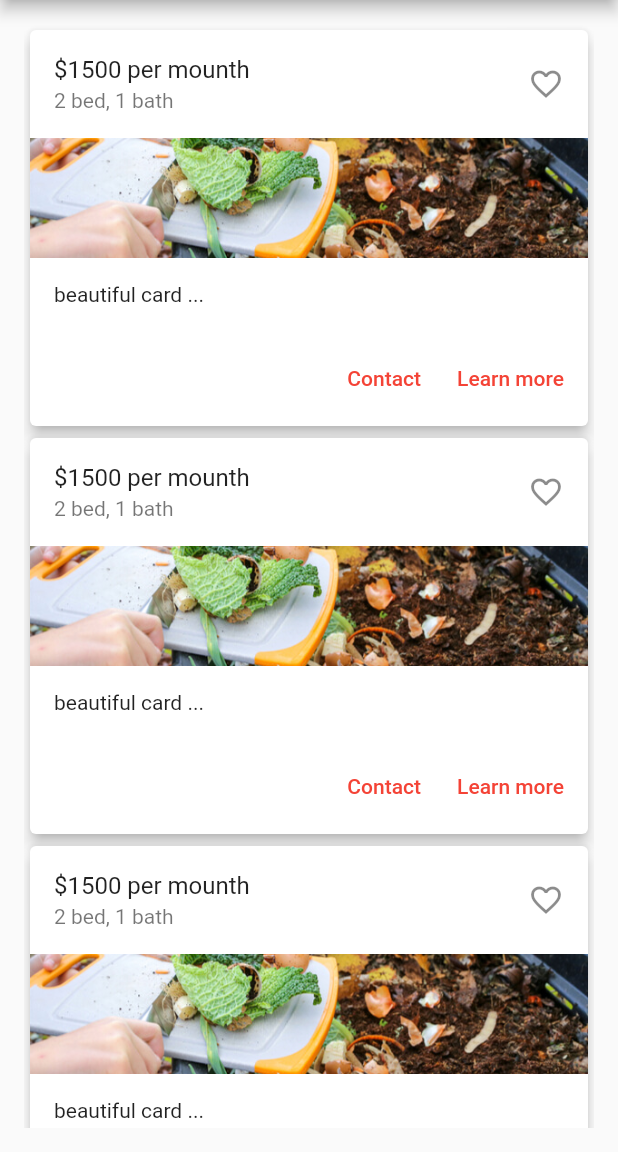
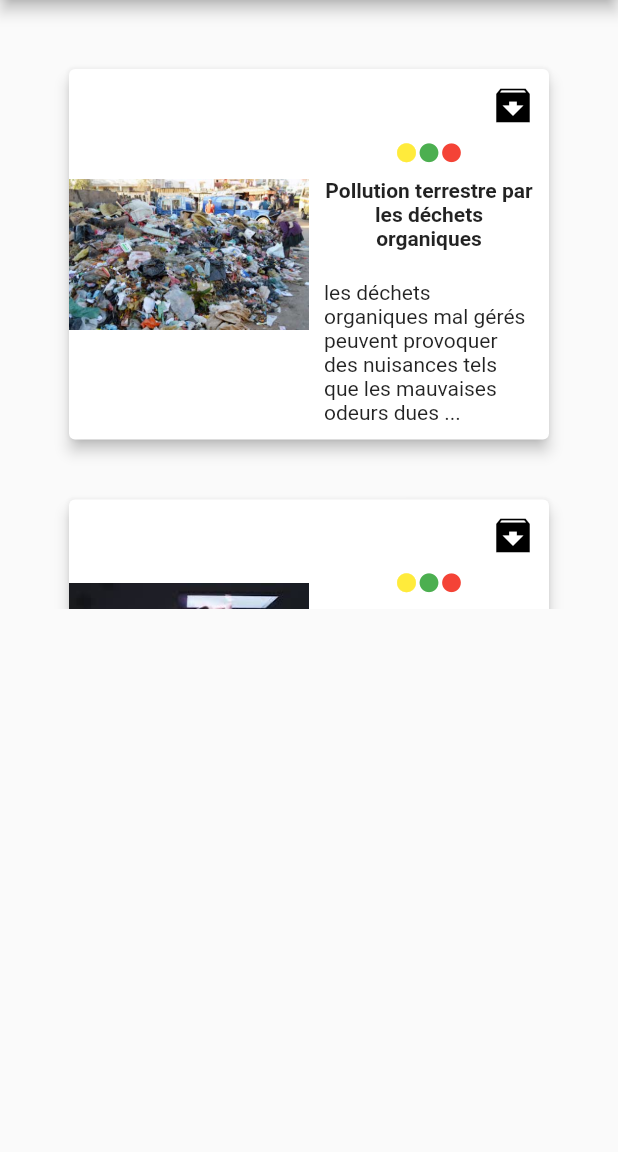
Before and after one commit to Bloom-Rvls/Fantaro-Solution-challenge, a Flutter app: the screen it shows after launch, on a phone screen of 412 x 824 dp, the part 84-1236 px from its top. Run offline on Flutter 3.47's test engine with Material 2 defaults, Android fonts, the light colour scheme and no system bars.

Commit message:
Liste des articles version beta

```diff
--- /dev/null
+++ b/lib/api/mock_fantaro_service.dart
@@ -0,0 +1,30 @@
+import 'dart:convert';
+
+import 'package:flutter/services.dart';
+
+import '../models/articles.dart';
+
+class MockFantaroService {
+  Future<List<Article>> getArticles() async {
+    await Future.delayed(const Duration(milliseconds: 1000));
+
+    final dataString =
+        await _loadAsset("assets/data/articles.json");
+
+    final Map<String, dynamic> json = jsonDecode(dataString);
+
+    if (json['articles'] != null) {
+      final articles = <Article>[];
+      json['articles'].forEach((v) {
+        articles.add(Article.fromJson(v));
+      });
+      return articles;
+    } else {
+      return [];
+    }
+  }
+
+  Future<String> _loadAsset(String path) async {
+    return rootBundle.loadString(path);
+  }
+}
--- /dev/null
+++ b/lib/components/article_card.dart
@@ -0,0 +1,74 @@
+import 'package:flutter/material.dart';
+
+import '../models/articles.dart';
+
+class ArticleCard extends StatelessWidget {
+  final Article article;
+
+  const ArticleCard({
+    super.key,
+    required this.article,
+  });
+
+  @override
+  Widget build(BuildContext context) {
+    return Card(
+      elevation: 4.0,
+      margin: const EdgeInsets.all(20.0),
+      shadowColor: Colors.black,
+      child: Row(
+        mainAxisAlignment: MainAxisAlignment.spaceEvenly,
+        children: [
+          Expanded(
+            child: Image.asset(article.imageUrl),
+          ),
+
+          Expanded(
+            child: Column(
+              children: [
+              Row(
+                mainAxisAlignment: MainAxisAlignment.end,
+                children: const [
+                  IconButton(
+                    icon: Icon(
+                      Icons.archive_sharp,
+                      size: 30,
+                      color: Colors.black,
+                    ),
+                    onPressed: null,
+
+                  ),
+                ],
+              ),
+              Row(
+                mainAxisSize: MainAxisSize.min,
+                children: const [
+                  Icon(Icons.circle_rounded, color: Colors.yellow,size: 15,),
+                  Icon(Icons.circle_rounded, color: Colors.green, size: 15,),
+                  Icon(Icons.circle_rounded, color: Colors.red,size: 15,),
+                ],
+              ),
+              Container(
+                padding: const EdgeInsets.all(10.0),
+                alignment: Alignment.center,
+                child: Text(
+                  article.title,
+                  style: const TextStyle(fontWeight: FontWeight.bold),
+                  textAlign: TextAlign.center,
+                ),
+              ),
+              Container(
+                padding: const EdgeInsets.all(10.0),
+                alignment: Alignment.centerLeft,
+                child: Text(Article.slice(article.details)),
+              ),
+
+            ],
+            ),
+
+          ),
+        ],
+      ),
+    );
+  }
+}
--- /dev/null
+++ b/lib/components/article_list_view.dart
@@ -0,0 +1,52 @@
+import 'package:fantaro_gsc2023/components/article_card.dart';
+import 'package:fantaro_gsc2023/models/articles.dart';
+import 'package:flutter/material.dart';
+
+class ArticlesListView extends StatelessWidget {
+  final List<Article> articles;
+
+  const ArticlesListView({
+    super.key,
+    required this.articles,
+  });
+
+  @override
+  Widget build(BuildContext context) {
+    return Padding(
+      padding: const EdgeInsets.only(
+        left: 16,
+        right: 16,
+        top: 16,
+      ),
+      child: Column(
+        crossAxisAlignment: CrossAxisAlignment.start,
+        children: [
+          // ignore: prefer_const_constructors
+
+          Container(
+            padding: const EdgeInsets.all(10.0),
+            height:400,
+            color: Colors.transparent,
+            child: ListView.separated(
+              scrollDirection: Axis.vertical,
+              itemCount: articles.length,
+              itemBuilder: (context, index) {
+                final article = articles[index];
+                return buildCard(article);
+              },
+              separatorBuilder: (context, index) {
+                return const SizedBox(
+                  width: 16,
+                );
+              }
+            ),
+          ),
+        ],
+      ),
+    );
+  }
+}
+
+Widget buildCard(Article article) {
+  return ArticleCard(article: article);
+}
--- a/lib/main.dart
+++ b/lib/main.dart
@@ -1,4 +1,5 @@
 import 'package:flutter/material.dart';
+import 'screens/articles_screen.dart';
 
 void main() {
   runApp(const MyApp());
@@ -23,14 +24,24 @@ class MyApp extends StatelessWidget {
 
 class MyHomePage extends StatefulWidget {
   const MyHomePage({super.key, required this.title});
-
   final String title;
-
   @override
   State<MyHomePage> createState() => _MyHomePageState();
 }
 
 class _MyHomePageState extends State<MyHomePage> {
+  int selectedIndex = 0;
+
+  static List<Widget> pages = <Widget>[
+    ArticlesScreen(),
+  ];
+
+  void onItemPushed(int index) {
+    setState(() {
+      selectedIndex = index;
+    });
+  }
+
   @override
   Widget build(BuildContext context) {
     return Scaffold(
@@ -51,126 +62,9 @@ class _MyHomePageState extends State<MyHomePage> {
           onPressed: null,
         ),
       ),
-      body: Container(
-        padding: EdgeInsets.all(16.0),
-        child: SingleChildScrollView(
-          scrollDirection: Axis.vertical,
-          child: Column(
-            children: [
-              buildCard(),
-              buildCard(),
-              buildCard(),
-              buildCard(),
-              buildCard(),
-              buildCard(),
-            ],
-          ),
-        ),
-      ),
-
-      /*body: Center(
-        child: Card(
-          elevation: 20,
-          shadowColor: Colors.black,
-          color: Colors.white,
-          child: SizedBox(
-            width: 300,
-            height: 500,
-            child: Padding(
-              padding: const EdgeInsets.all(20.0),
-              child: Column(
-                children: [
-                  CircleAvatar(
-                    backgroundColor: Colors.purple,
-                    radius: 108,
-                    child: const CircleAvatar(
-                      backgroundColor: Colors.amber,
-                      radius: 100,
-                    ),
-                  ),
-                  const SizedBox(
-                    height: 10,
-                  ),
-                  Text(
-                    'Fantaro project',
-                    style: TextStyle(
-                      fontSize: 30,
-                      color: Colors.blue,
-                      fontWeight: FontWeight.w500,
-                    ),
-                  ),
-                  const SizedBox(
-                    height: 10,
-                  ),
-                  SizedBox(
-                    width: 100,
-                    child: ElevatedButton(
-                      onPressed: () => 'Null',
-                      style: ButtonStyle(
-                        backgroundColor: MaterialStateProperty.all(Colors.blue),
-                      ),
-                      child: Padding(
-                        padding: const EdgeInsets.all(4),
-                        child: Row(
-                          children: const[
-                            Icon(Icons.touch_app),
-                            Text('Visit')
-                          ],
-                        ),
-                        ),
-                    ),
-                  ),
-                ],
-              ),
-            ),
-          ),
-        ),
-
-      ),*/
+      body: pages[selectedIndex],
     );
   }
 
-  Card buildCard() {
-    var heading = '\$1500 per mounth';
-    var subheading = '2 bed, 1 bath';
-    var cardImage = const AssetImage('images/compostage.jpg');
-    var supportingText = 'beautiful card ...';
 
-    return Card(
-      elevation: 4.0,
-      child: Column(
-        children: [
-          ListTile(
-            title: Text(heading),
-            subtitle: Text(subheading),
-            trailing: Icon(Icons.favorite_outline),
-          ),
-          Container(
-            height: 80.0,
-            child: Ink.image(
-              image: cardImage,
-              fit:  BoxFit.cover,
-            ),
-          ),
-          Container(
-            padding: EdgeInsets.all(16.0),
-            alignment: Alignment.centerLeft,
-            child: Text(supportingText),
-          ),
-          ButtonBar(
-            children: [
-              TextButton(
-                onPressed: () {/* */},
-                child: const Text('Contact')
-              ),
-              TextButton(
-                onPressed: () {/* */},
-                child: const Text('Learn more')
-              ),
-            ],
-          ),
-        ],
-      ),
-    );
-  }
 }
--- /dev/null
+++ b/lib/models/articles.dart
@@ -0,0 +1,29 @@
+
+class Article {
+  String id;
+  String imageUrl;
+  String title;
+  String details;
+
+  Article({
+    required this.id,
+    required this.imageUrl,
+    required this.title,
+    required this.details,
+  });
+
+  static String slice(String data) {
+    String dataSliced = '${data.substring(0, 100)}...';
+
+    return dataSliced;
+  }
+
+  factory Article.fromJson(Map<String, dynamic> json) {
+    return Article(
+      id: json['id'] as String,
+      imageUrl: json['imageUrl'] as String,
+      title: json['title'] as String,
+      details: json['details'] as String,
+    );
+  }
+}
--- /dev/null
+++ b/lib/models/explore_article.dart
@@ -0,0 +1,7 @@
+import '../models/articles.dart';
+
+class ExploreArticle {
+  final List<Article> articles;
+
+  ExploreArticle(this.articles);
+}
--- /dev/null
+++ b/lib/screens/articles_screen.dart
@@ -0,0 +1,27 @@
+import 'package:fantaro_gsc2023/api/mock_fantaro_service.dart';
+import 'package:fantaro_gsc2023/components/article_list_view.dart';
+import 'package:flutter/material.dart';
+
+import '../models/articles.dart';
+
+class ArticlesScreen extends StatelessWidget {
+  final mockService = MockFantaroService();
+
+  ArticlesScreen({super.key});
+
+  @override
+  Widget build(BuildContext context) {
+    return FutureBuilder(
+      future: mockService.getArticles(),
+      builder: (context, AsyncSnapshot<List<Article>> snapshot) {
+        if (snapshot.connectionState == ConnectionState.done) {
+          final articles = snapshot.data ?? [];
+
+          return ArticlesListView(articles: articles);
+        } else {
+          return const Center(child: CircularProgressIndicator());
+        }
+      },
+    );
+  }
+}
--- a/pubspec.yaml
+++ b/pubspec.yaml
@@ -60,7 +60,11 @@ flutter:
 
   # To add assets to your application, add an assets section, like this:
   assets:
-    - images/compostage.jpg
+    - assets/images/compostage.jpg
+    - assets/images/DANGER_APPAREILS.jpeg
+    - assets/images/DANGER_SOLUTION.jpeg
+    - assets/images/FAKO.jpg
+    - assets/data/articles.json
 
   # An image asset can refer to one or more resolution-specific "variants", see
   # https://flutter.dev/assets-and-images/#resolution-aware
```
Also changed, not shown: assets/data/articles.json (added, +39 -0 lines), assets/images/DANGER_APPAREILS.jpeg (added), assets/images/DANGER_SOLUTION.jpeg (added), assets/images/FAKO.jpg (added), assets/images/compostage.jpg (added), images/compostage.jpg (deleted).
